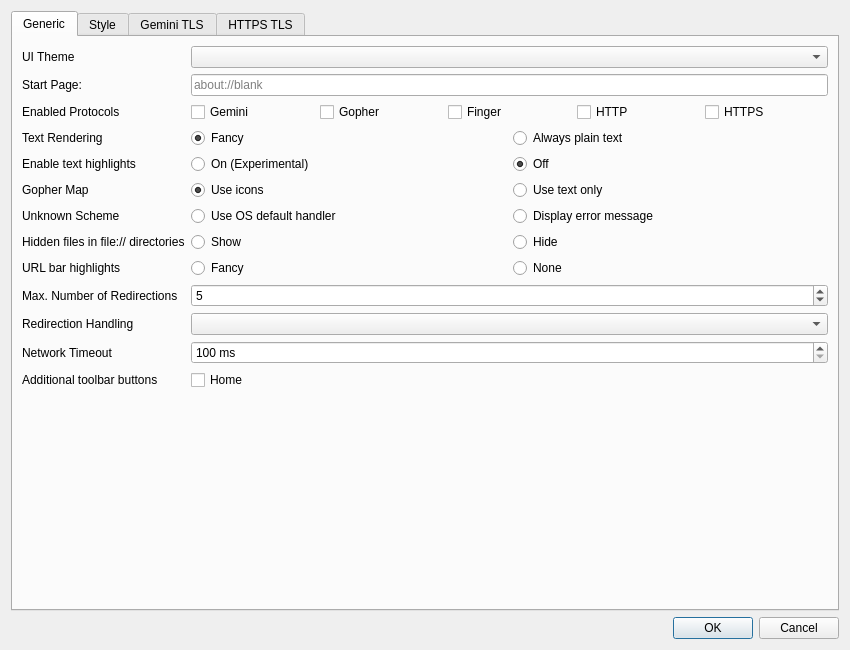
Old version of the form src/dialogs/settingsdialog.ui in the repository ikskuh/kristall.
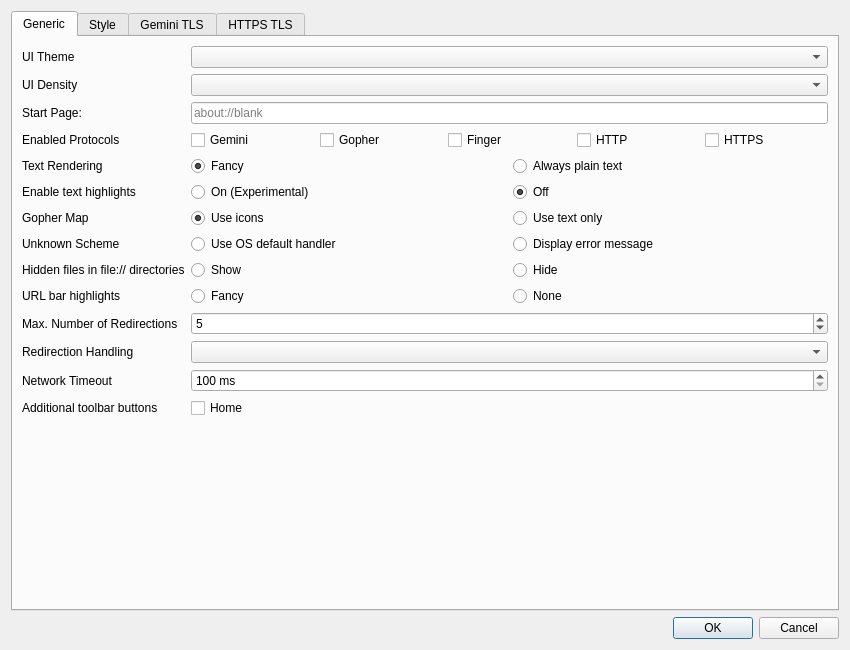
New version of the form. Icons and pictures are not drawn. Custom widgets are drawn as their Qt base class.

Commit message:
Added UI density option.
'Compact' is the default - saves screen space a bit. The old layout is available in the 'Classic' option

Patch:
```diff
--- a/src/dialogs/settingsdialog.ui
+++ b/src/dialogs/settingsdialog.ui
@@ -43,27 +43,37 @@
         <widget class="QComboBox" name="ui_theme"/>
        </item>
        <item row="1" column="0">
+        <widget class="QLabel" name="label_1">
+         <property name="text">
+          <string>UI Density</string>
+         </property>
+        </widget>
+       </item>
+       <item row="1" column="1">
+        <widget class="QComboBox" name="ui_density"/>
+       </item>
+       <item row="2" column="0">
         <widget class="QLabel" name="label_14">
          <property name="text">
           <string>Start Page:</string>
          </property>
         </widget>
        </item>
-       <item row="1" column="1">
+       <item row="2" column="1">
         <widget class="QLineEdit" name="start_page">
          <property name="placeholderText">
           <string>about://blank</string>
          </property>
         </widget>
        </item>
-       <item row="2" column="0">
+       <item row="3" column="0">
         <widget class="QLabel" name="label_16">
          <property name="text">
           <string>Enabled Protocols</string>
          </property>
         </widget>
        </item>
-       <item row="2" column="1">
+       <item row="3" column="1">
         <layout class="QHBoxLayout" name="horizontalLayout">
          <item>
           <widget class="QCheckBox" name="enable_gemini">
@@ -108,14 +118,14 @@
          </item>
         </layout>
        </item>
-       <item row="3" column="0">
+       <item row="4" column="0">
         <widget class="QLabel" name="label_19">
          <property name="text">
           <string>Text Rendering</string>
          </property>
         </widget>
        </item>
-       <item row="3" column="1">
+       <item row="4" column="1">
         <layout class="QHBoxLayout" name="horizontalLayout_5">
          <item>
           <widget class="QRadioButton" name="fancypants_on">
@@ -142,14 +152,14 @@
          </item>
         </layout>
        </item>
-       <item row="4" column="0">
+       <item row="5" column="0">
         <widget class="QLabel" name="label_18">
          <property name="text">
           <string>Enable text highlights</string>
          </property>
         </widget>
        </item>
-       <item row="4" column="1">
+       <item row="5" column="1">
         <layout class="QHBoxLayout" name="horizontalLayout_3">
          <item>
           <widget class="QRadioButton" name="texthl_on">
@@ -176,14 +186,14 @@
          </item>
         </layout>
        </item>
-       <item row="5" column="0">
+       <item row="6" column="0">
         <widget class="QLabel" name="label_20">
          <property name="text">
           <string>Gopher Map</string>
          </property>
         </widget>
        </item>
-       <item row="5" column="1">
+       <item row="6" column="1">
         <layout class="QHBoxLayout" name="horizontalLayout_4">
          <item>
           <widget class="QRadioButton" name="gophermap_icon">
@@ -210,14 +220,14 @@
          </item>
         </layout>
        </item>
-       <item row="6" column="0">
+       <item row="7" column="0">
         <widget class="QLabel" name="label_22">
          <property name="text">
           <string>Unknown Scheme</string>
          </property>
         </widget>
        </item>
-       <item row="6" column="1">
+       <item row="7" column="1">
         <layout class="QHBoxLayout" name="horizontalLayout_7">
          <item>
           <widget class="QRadioButton" name="scheme_os_default">
@@ -241,14 +251,14 @@
          </item>
         </layout>
        </item>
-       <item row="7" column="0">
+       <item row="8" column="0">
         <widget class="QLabel" name="label_23">
          <property name="text">
           <string>Hidden files in file:// directories</string>
          </property>
         </widget>
        </item>
-       <item row="7" column="1">
+       <item row="8" column="1">
         <layout class="QHBoxLayout" name="horizontalLayout_8">
          <item>
           <widget class="QRadioButton" name="show_hidden_files">
@@ -272,14 +282,14 @@
          </item>
         </layout>
        </item>
-       <item row="8" column="0">
+       <item row="9" column="0">
         <widget class="QLabel" name="label_24">
          <property name="text">
           <string>URL bar highlights</string>
          </property>
         </widget>
        </item>
-       <item row="8" column="1">
+       <item row="9" column="1">
         <layout class="QHBoxLayout" name="horizontalLayout_9">
          <item>
           <widget class="QRadioButton" name="urlbarhl_fancy">
@@ -303,38 +313,38 @@
          </item>
         </layout>
        </item>
-       <item row="9" column="0">
+       <item row="10" column="0">
         <widget class="QLabel" name="label_26">
          <property name="text">
           <string>Max. Number of Redirections</string>
          </property>
         </widget>
        </item>
-       <item row="9" column="1">
+       <item row="10" column="1">
         <widget class="QSpinBox" name="max_redirects">
          <property name="value">
           <number>5</number>
          </property>
         </widget>
        </item>
-       <item row="10" column="0">
+       <item row="11" column="0">
         <widget class="QLabel" name="label_27">
          <property name="text">
           <string>Redirection Handling</string>
          </property>
         </widget>
        </item>
-       <item row="10" column="1">
+       <item row="11" column="1">
         <widget class="QComboBox" name="redirection_mode"/>
        </item>
-       <item row="11" column="0">
+       <item row="12" column="0">
         <widget class="QLabel" name="label_28">
          <property name="text">
           <string>Network Timeout</string>
          </property>
         </widget>
        </item>
-       <item row="11" column="1">
+       <item row="12" column="1">
         <widget class="QSpinBox" name="network_timeout">
          <property name="suffix">
           <string> ms</string>
@@ -347,14 +357,14 @@
          </property>
         </widget>
        </item>
-       <item row="12" column="0">
+       <item row="13" column="0">
         <widget class="QLabel" name="label_29">
          <property name="text">
           <string>Additional toolbar buttons</string>
          </property>
         </widget>
        </item>
-       <item row="12" column="1">
+       <item row="13" column="1">
         <widget class="QCheckBox" name="enable_home_btn">
          <property name="text">
           <string>Home</string>
```
Left out of the diff: 3 changed lines with no effect on the pictures. The commit also changes 9 other files.
